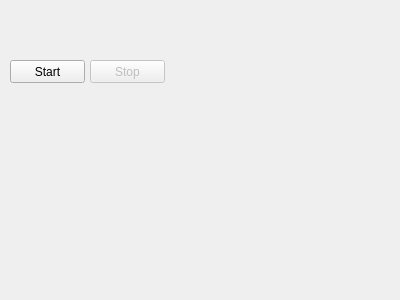
Qt form mainwindow.ui (GarantEEG/GarantEEG_Viewer) before a commit.
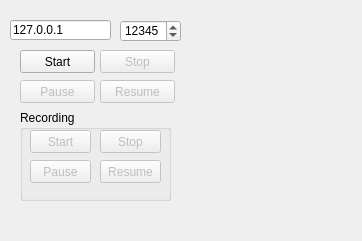
The same form after that commit.

Commit message: Добавил функционал для использования GarantEEG API.

```diff
--- a/mainwindow.ui
+++ b/mainwindow.ui
@@ -6,8 +6,8 @@
    <rect>
     <x>0</x>
     <y>0</y>
-    <width>400</width>
-    <height>300</height>
+    <width>362</width>
+    <height>241</height>
    </rect>
   </property>
   <property name="windowTitle">
@@ -17,8 +17,8 @@
    <widget class="QPushButton" name="pb_Start">
     <property name="geometry">
      <rect>
-      <x>10</x>
-      <y>60</y>
+      <x>20</x>
+      <y>50</y>
       <width>75</width>
       <height>23</height>
      </rect>
@@ -33,8 +33,8 @@
     </property>
     <property name="geometry">
      <rect>
-      <x>90</x>
-      <y>60</y>
+      <x>100</x>
+      <y>50</y>
       <width>75</width>
       <height>23</height>
      </rect>
@@ -43,6 +43,144 @@
      <string>Stop</string>
     </property>
    </widget>
+   <widget class="QLineEdit" name="le_IP">
+    <property name="geometry">
+     <rect>
+      <x>10</x>
+      <y>20</y>
+      <width>101</width>
+      <height>20</height>
+     </rect>
+    </property>
+    <property name="text">
+     <string>127.0.0.1</string>
+    </property>
+   </widget>
+   <widget class="QSpinBox" name="sb_Port">
+    <property name="geometry">
+     <rect>
+      <x>120</x>
+      <y>20</y>
+      <width>61</width>
+      <height>22</height>
+     </rect>
+    </property>
+    <property name="maximum">
+     <number>65535</number>
+    </property>
+    <property name="value">
+     <number>12345</number>
+    </property>
+   </widget>
+   <widget class="QPushButton" name="pb_PauseStream">
+    <property name="enabled">
+     <bool>false</bool>
+    </property>
+    <property name="geometry">
+     <rect>
+      <x>20</x>
+      <y>80</y>
+      <width>75</width>
+      <height>23</height>
+     </rect>
+    </property>
+    <property name="text">
+     <string>Pause</string>
+    </property>
+   </widget>
+   <widget class="QPushButton" name="pb_ResumeStream">
+    <property name="enabled">
+     <bool>false</bool>
+    </property>
+    <property name="geometry">
+     <rect>
+      <x>100</x>
+      <y>80</y>
+      <width>75</width>
+      <height>23</height>
+     </rect>
+    </property>
+    <property name="text">
+     <string>Resume</string>
+    </property>
+   </widget>
+   <widget class="QGroupBox" name="groupBox">
+    <property name="geometry">
+     <rect>
+      <x>20</x>
+      <y>110</y>
+      <width>151</width>
+      <height>91</height>
+     </rect>
+    </property>
+    <property name="title">
+     <string>Recording</string>
+    </property>
+    <widget class="QPushButton" name="pb_RecordStart">
+     <property name="enabled">
+      <bool>false</bool>
+     </property>
+     <property name="geometry">
+      <rect>
+       <x>10</x>
+       <y>20</y>
+       <width>61</width>
+       <height>23</height>
+      </rect>
+     </property>
+     <property name="text">
+      <string>Start</string>
+     </property>
+    </widget>
+    <widget class="QPushButton" name="pb_RecordStop">
+     <property name="enabled">
+      <bool>false</bool>
+     </property>
+     <property name="geometry">
+      <rect>
+       <x>80</x>
+       <y>20</y>
+       <width>61</width>
+       <height>23</height>
+      </rect>
+     </property>
+     <property name="text">
+      <string>Stop</string>
+     </property>
+    </widget>
+    <widget class="QPushButton" name="pb_RecordPause">
+     <property name="enabled">
+      <bool>false</bool>
+     </property>
+     <property name="geometry">
+      <rect>
+       <x>10</x>
+       <y>50</y>
+       <width>61</width>
+       <height>23</height>
+      </rect>
+     </property>
+     <property name="text">
+      <string>Pause</string>
+     </property>
+    </widget>
+    <widget class="QPushButton" name="pb_RecordResume">
+     <property name="enabled">
+      <bool>false</bool>
+     </property>
+     <property name="geometry">
+      <rect>
+       <x>80</x>
+       <y>50</y>
+       <width>61</width>
+       <height>23</height>
+      </rect>
+     </property>
+     <property name="text">
+      <string>Resume</string>
+     </property>
+    </widget>
+   </widget>
   </widget>
  </widget>
  <layoutdefault spacing="6" margin="11"/>
```
The commit also changes 2 other files.
